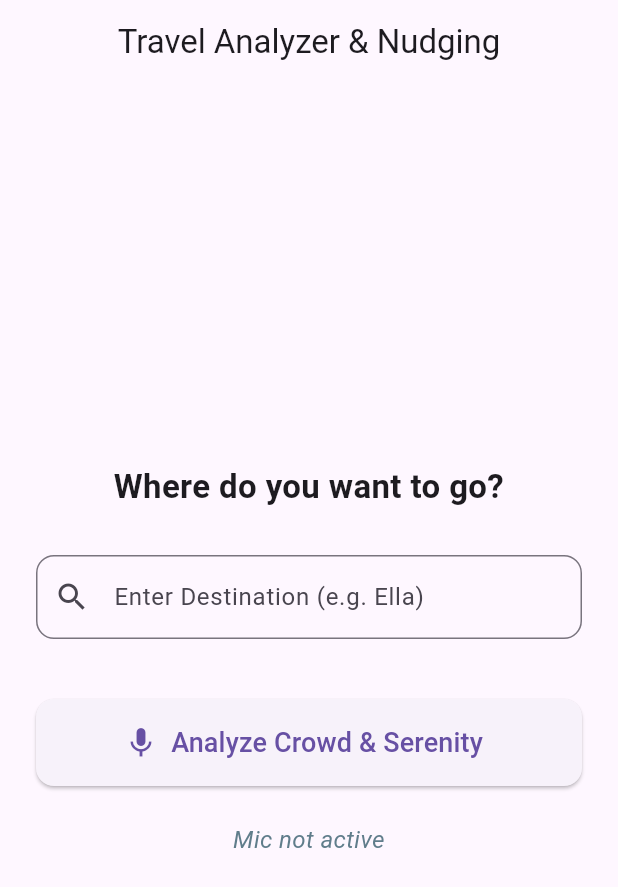
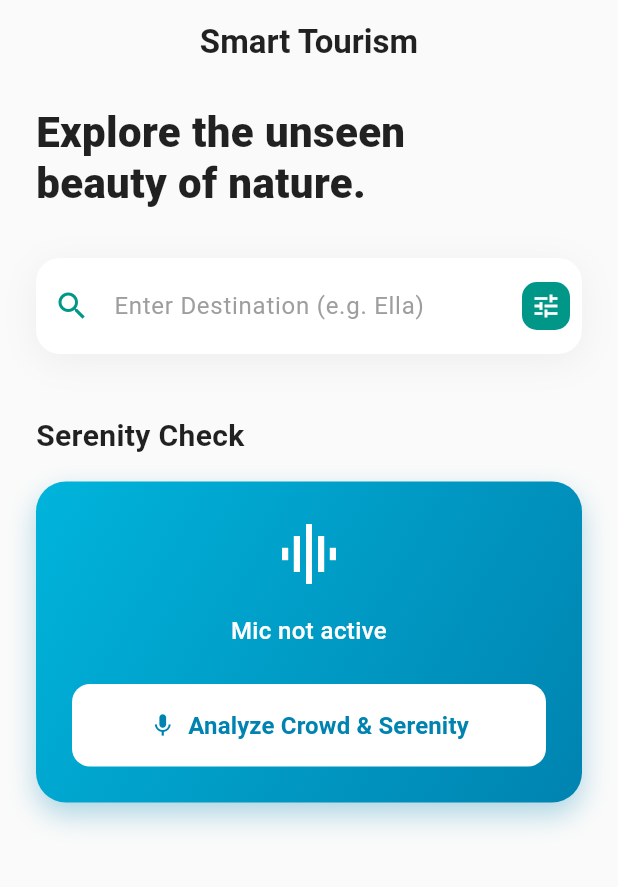
Before and after one commit to herathmmr/smart_tourism_app-, a Flutter app: the screen it shows after launch, on a phone screen of 412 x 824 dp. Shown: the top 887 px of the screen. Run offline on Flutter 3.47's test engine with Material 3 defaults, Android fonts, the phone set to English and light mode, and no system bars.

Commit message:
Revamp HomeScreen layout with enhanced UI components and improved search functionality

```diff
--- a/smart_tourism_app/lib/screens/home_screen.dart
+++ b/smart_tourism_app/lib/screens/home_screen.dart
@@ -28,63 +28,147 @@ class _HomeScreenState extends State<HomeScreen> {
   @override
   Widget build(BuildContext context) {
     return Scaffold(
+      backgroundColor: Colors.grey[50], // Light background
       appBar: AppBar(
-        title: const Text('Travel Analyzer & Nudging'),
+        title: const Text(
+          'Smart Tourism',
+          style: TextStyle(
+            fontWeight: FontWeight.bold,
+            color: Colors.black87,
+          ),
+        ),
         centerTitle: true,
+        backgroundColor: Colors.transparent,
         elevation: 0,
       ),
       body: SafeArea(
+        child: SingleChildScrollView(
           child: Padding(
-          padding: const EdgeInsets.symmetric(horizontal: 24.0),
+            padding:
+                const EdgeInsets.symmetric(horizontal: 24.0, vertical: 16.0),
             child: Column(
-            mainAxisAlignment: MainAxisAlignment.center,
-            crossAxisAlignment: CrossAxisAlignment.stretch,
+              crossAxisAlignment: CrossAxisAlignment.start,
               children: [
                 const Text(
-                'Where do you want to go?',
-                style: TextStyle(fontSize: 22, fontWeight: FontWeight.bold),
-                textAlign: TextAlign.center,
+                  'Explore the unseen\nbeauty of nature.',
+                  style: TextStyle(
+                    fontSize: 28,
+                    fontWeight: FontWeight.w800,
+                    height: 1.2,
+                    color: Colors.black87,
                   ),
-              const SizedBox(height: 30),
-              TextField(
+                ),
+                const SizedBox(height: 32),
+
+                // Enhanced Search Field
+                Container(
+                  decoration: BoxDecoration(
+                    color: Colors.white,
+                    borderRadius: BorderRadius.circular(16),
+                    boxShadow: [
+                      BoxShadow(
+                        color: Colors.black.withOpacity(0.05),
+                        blurRadius: 20,
+                        offset: const Offset(0, 5),
+                      ),
+                    ],
+                  ),
+                  child: TextField(
                     controller: _searchController,
                     decoration: InputDecoration(
-                  border: OutlineInputBorder(
-                    borderRadius: BorderRadius.circular(12),
+                      contentPadding: const EdgeInsets.symmetric(vertical: 20),
+                      border: InputBorder.none,
+                      hintText: 'Enter Destination (e.g. Ella)',
+                      hintStyle: const TextStyle(color: Colors.grey),
+                      prefixIcon: const Icon(Icons.search, color: Colors.teal),
+                      suffixIcon: Container(
+                        margin: const EdgeInsets.all(8),
+                        decoration: BoxDecoration(
+                          color: Colors.teal,
+                          borderRadius: BorderRadius.circular(10),
                         ),
-                  labelText: 'Enter Destination (e.g. Ella)',
-                  prefixIcon: const Icon(Icons.search),
+                        child: const Icon(Icons.tune,
+                            color: Colors.white, size: 20),
+                      ),
+                    ),
                   ),
                 ),
                 const SizedBox(height: 40),
-              ElevatedButton.icon(
-                onPressed: _analyzeSerenity,
-                icon: const Icon(Icons.mic, size: 24),
-                label: const Padding(
-                  padding: EdgeInsets.symmetric(vertical: 16.0),
-                  child: Text('Analyze Crowd & Serenity',
-                      style: TextStyle(fontSize: 18)),
-                ),
-                style: ElevatedButton.styleFrom(
-                  shape: RoundedRectangleBorder(
-                    borderRadius: BorderRadius.circular(12),
+
+                const Text(
+                  'Serenity Check',
+                  style: TextStyle(
+                    fontSize: 20,
+                    fontWeight: FontWeight.bold,
+                    color: Colors.black87,
                   ),
                 ),
+                const SizedBox(height: 16),
+
+                // Enhanced Action Card
+                Container(
+                  padding: const EdgeInsets.all(24),
+                  decoration: BoxDecoration(
+                    gradient: const LinearGradient(
+                      colors: [Color(0xFF00B4DB), Color(0xFF0083B0)],
+                      begin: Alignment.topLeft,
+                      end: Alignment.bottomRight,
                     ),
-              const SizedBox(height: 24),
+                    borderRadius: BorderRadius.circular(20),
+                    boxShadow: [
+                      BoxShadow(
+                        color: const Color(0xFF0083B0).withOpacity(0.3),
+                        blurRadius: 15,
+                        offset: const Offset(0, 8),
+                      ),
+                    ],
+                  ),
+                  child: Column(
+                    children: [
+                      const Icon(Icons.graphic_eq,
+                          color: Colors.white, size: 48),
+                      const SizedBox(height: 16),
                       Text(
                         _noiseStatus,
                         textAlign: TextAlign.center,
                         style: const TextStyle(
-                  color: Colors.blueGrey,
+                          color: Colors.white,
                           fontSize: 16,
-                  fontStyle: FontStyle.italic,
+                          fontWeight: FontWeight.w500,
+                        ),
+                      ),
+                      const SizedBox(height: 24),
+                      SizedBox(
+                        width: double.infinity,
+                        child: ElevatedButton.icon(
+                          onPressed: _analyzeSerenity,
+                          icon: const Icon(Icons.mic, color: Color(0xFF0083B0)),
+                          label: const Text(
+                            'Analyze Crowd & Serenity',
+                            style: TextStyle(
+                              fontSize: 16,
+                              fontWeight: FontWeight.bold,
+                              color: Color(0xFF0083B0),
+                            ),
+                          ),
+                          style: ElevatedButton.styleFrom(
+                            backgroundColor: Colors.white,
+                            padding: const EdgeInsets.symmetric(vertical: 16),
+                            shape: RoundedRectangleBorder(
+                              borderRadius: BorderRadius.circular(12),
+                            ),
+                            elevation: 0,
+                          ),
+                        ),
+                      ),
+                    ],
                   ),
                 ),
               ],
             ),
           ),
         ),
+      ),
     );
   }
 }
```
Lines whose indentation alone changed are shown as unchanged.
